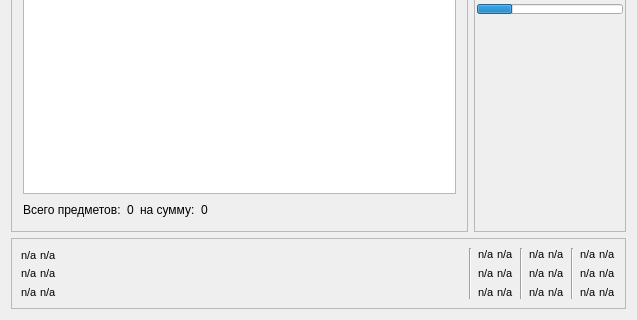
sofgame-plugin/psiplus-plugin, file main_window.ui: the form before one commit; both pictures show x 0 to 637 and y 377 to 697 of the 637 by 697 pixel window.
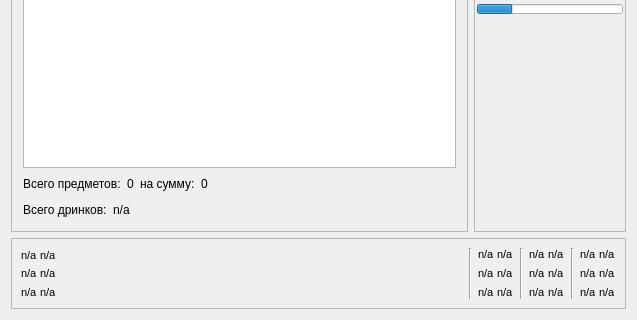
The form after the commit. The open tabs and pages were chosen to show the change. Custom widgets are drawn as their Qt base class.

```diff
--- a/main_window.ui
+++ b/main_window.ui
@@ -582,6 +582,37 @@
               </item>
              </layout>
             </item>
+            <item>
+             <layout class="QHBoxLayout" name="moneyCountLayout">
+              <item>
+               <widget class="QLabel" name="label_14">
+                <property name="text">
+                 <string>Всего дринков:</string>
+                </property>
+               </widget>
+              </item>
+              <item>
+               <widget class="QLabel" name="labelMoneysCount">
+                <property name="text">
+                 <string>n/a</string>
+                </property>
+               </widget>
+              </item>
+              <item>
+               <spacer name="horizontalSpacer_45">
+                <property name="orientation">
+                 <enum>Qt::Horizontal</enum>
+                </property>
+                <property name="sizeHint" stdset="0">
+                 <size>
+                  <width>40</width>
+                  <height>20</height>
+                 </size>
+                </property>
+               </spacer>
+              </item>
+             </layout>
+            </item>
            </layout>
           </widget>
           <widget class="QWidget" name="page_5">
```
